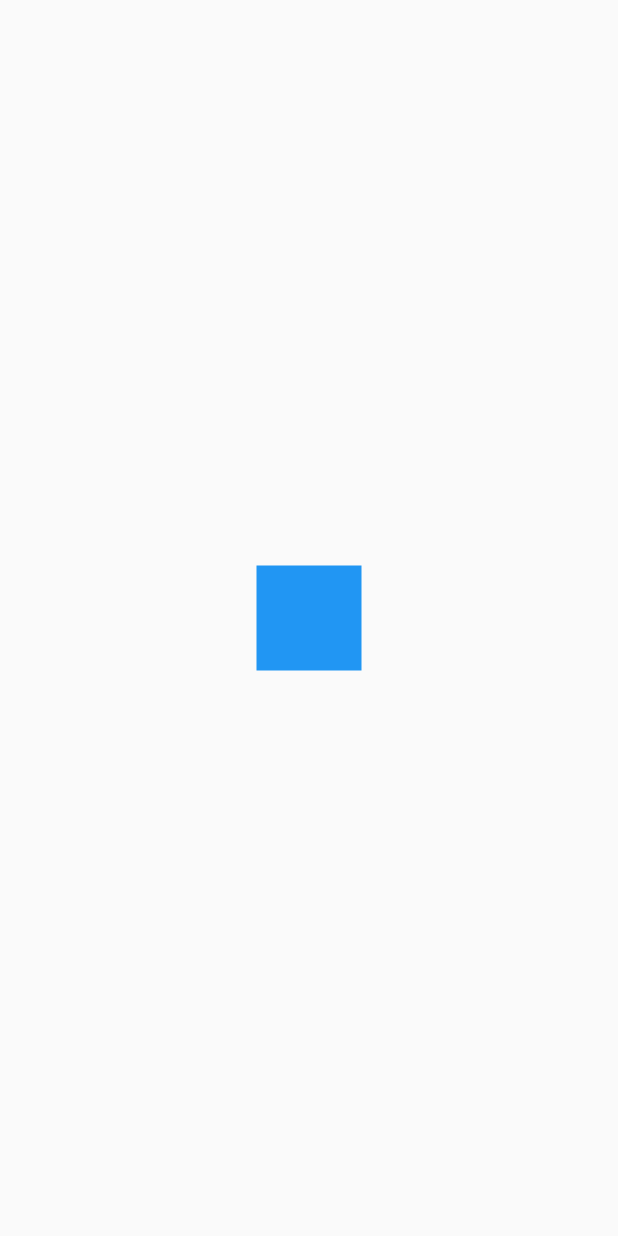
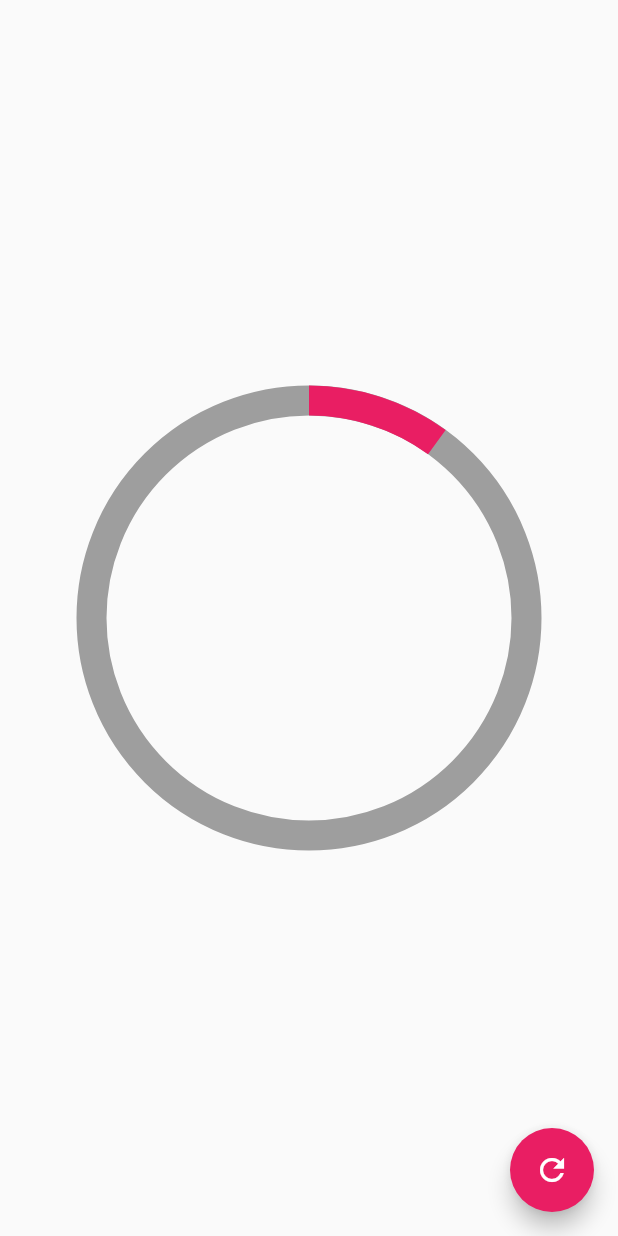
Before and after one commit to SoyJorgeDiaz5/flutter_design_and_animations, a Flutter app: the screen it shows after launch, on a phone screen of 412 x 824 dp. Run offline on Flutter 3.47's test engine with Material 2 defaults, Android fonts, the phone set to English and light mode, and no system bars.

Commit message:
feat(progress-bar): add CircularProgressPage with basic implementation

```diff
--- a/lib/main.dart
+++ b/lib/main.dart
@@ -1,5 +1,5 @@
-import 'package:design_and_animations/src/challenges/animated_square_page.dart';
 import 'package:flutter/material.dart';
+import 'package:design_and_animations/src/pages/circular_progress_page.dart';
 
 void main() {
   runApp(const MyApp());
@@ -13,7 +13,7 @@ class MyApp extends StatelessWidget {
     return const MaterialApp(
       debugShowCheckedModeBanner: false,
       title: 'App Designs',
-      home: AnimatedSquarePage(),
+      home: CircularProgressPage(),
     );
   }
 }
--- /dev/null
+++ b/lib/src/pages/circular_progress_page.dart
@@ -0,0 +1,81 @@
+import 'dart:math';
+
+import 'package:flutter/material.dart';
+
+class CircularProgressPage extends StatefulWidget {
+  const CircularProgressPage({Key? key}) : super(key: key);
+
+  @override
+  State<CircularProgressPage> createState() => _CircularProgressPageState();
+}
+
+class _CircularProgressPageState extends State<CircularProgressPage> {
+  double percentage = 10;
+
+  @override
+  Widget build(BuildContext context) {
+    return Scaffold(
+      floatingActionButton: FloatingActionButton(
+        child: const Icon(Icons.refresh),
+        backgroundColor: Colors.pink,
+        onPressed: () {
+          setState(() {
+            percentage += 10;
+
+            if (percentage > 100) {
+              percentage = 0;
+            }
+          });
+        },
+      ),
+      body: Center(
+        child: Container(
+          padding: const EdgeInsets.all(5),
+          width: 300,
+          height: 300,
+          child: CustomPaint(
+            painter: _MyRadialProgress(percentage),
+          ),
+        ),
+      ),
+    );
+  }
+}
+
+class _MyRadialProgress extends CustomPainter {
+  final percentage;
+
+  _MyRadialProgress(this.percentage);
+
+  @override
+  void paint(Canvas canvas, Size size) {
+    // Circle completed
+    final paint = Paint()
+      ..strokeWidth = 20
+      ..color = Colors.grey
+      ..style = PaintingStyle.stroke;
+
+    Offset center = Offset(size.width * 0.5, size.height * 0.5);
+    double radius = min(size.width * 0.5, size.height * 0.5);
+
+    canvas.drawCircle(center, radius, paint);
+
+    // Arch
+    final paintArch = Paint()
+      ..strokeWidth = 20
+      ..color = Colors.pink
+      ..style = PaintingStyle.stroke;
+
+    double arcAngle = 2 * pi * (percentage / 100);
+    canvas.drawArc(
+      Rect.fromCircle(center: center, radius: radius),
+      -pi / 2,
+      arcAngle,
+      false,
+      paintArch,
+    );
+  }
+
+  @override
+  bool shouldRepaint(covariant CustomPainter oldDelegate) => true;
+}
```
